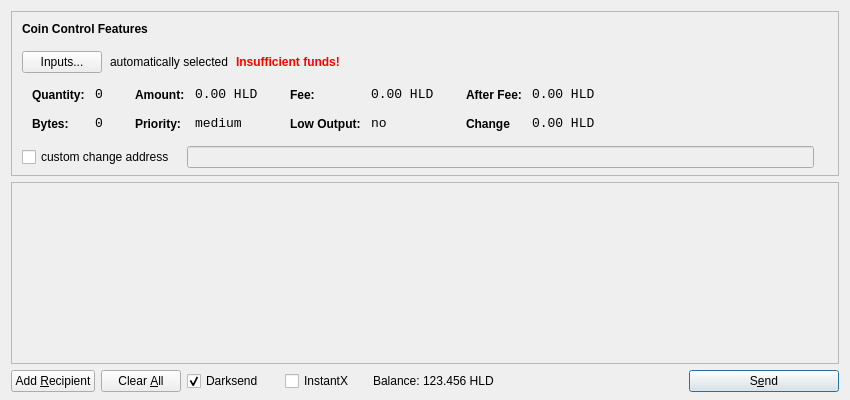
This is src/qt/forms/sendcoinsdialog.ui in hronopay/fd as Qt 5 draws it before an edit. The edited form follows.
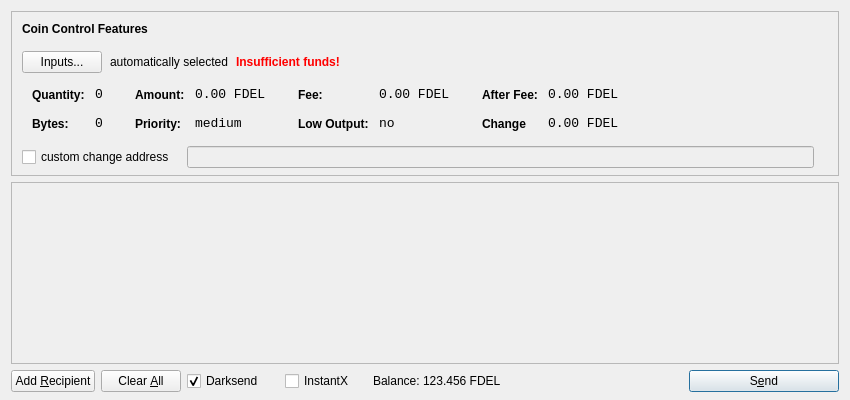
This is the edited form. Icons and pictures are not drawn.

```diff
--- a/src/qt/forms/sendcoinsdialog.ui
+++ b/src/qt/forms/sendcoinsdialog.ui
@@ -321,7 +321,7 @@
                   <enum>Qt::ActionsContextMenu</enum>
                  </property>
                  <property name="text">
-                  <string>0.00 HLD</string>
+                  <string>0.00 FDEL</string>
                  </property>
                  <property name="textInteractionFlags">
                   <set>Qt::LinksAccessibleByMouse|Qt::TextSelectableByKeyboard|Qt::TextSelectableByMouse</set>
@@ -407,7 +407,7 @@
                   <enum>Qt::ActionsContextMenu</enum>
                  </property>
                  <property name="text">
-                  <string>0.00 HLD</string>
+                  <string>0.00 FDEL</string>
                  </property>
                  <property name="textInteractionFlags">
                   <set>Qt::LinksAccessibleByMouse|Qt::TextSelectableByKeyboard|Qt::TextSelectableByMouse</set>
@@ -493,7 +493,7 @@
                   <enum>Qt::ActionsContextMenu</enum>
                  </property>
                  <property name="text">
-                  <string>0.00 HLD</string>
+                  <string>0.00 FDEL</string>
                  </property>
                  <property name="textInteractionFlags">
                   <set>Qt::LinksAccessibleByMouse|Qt::TextSelectableByKeyboard|Qt::TextSelectableByMouse</set>
@@ -525,7 +525,7 @@
                   <enum>Qt::ActionsContextMenu</enum>
                  </property>
                  <property name="text">
-                  <string>0.00 HLD</string>
+                  <string>0.00 FDEL</string>
                  </property>
                  <property name="textInteractionFlags">
                   <set>Qt::LinksAccessibleByMouse|Qt::TextSelectableByKeyboard|Qt::TextSelectableByMouse</set>
@@ -756,7 +756,7 @@
           <cursorShape>IBeamCursor</cursorShape>
          </property>
          <property name="text">
-          <string>123.456 HLD</string>
+          <string>123.456 FDEL</string>
          </property>
          <property name="textInteractionFlags">
           <set>Qt::LinksAccessibleByMouse|Qt::TextSelectableByKeyboard|Qt::TextSelectableByMouse</set>
```
